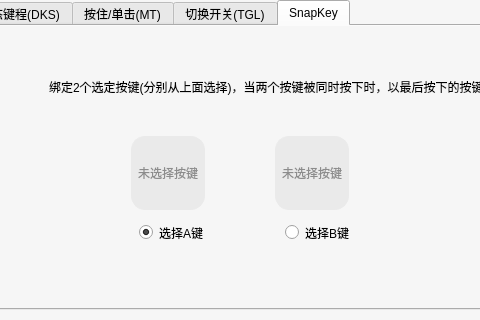
First picture: the form in FrameKeySetting.ui, repository wlffeng2008/AkkoStudio, before the edit; both pictures show x 257 to 737 and y 574 to 894 of the 1126 by 894 pixel window.
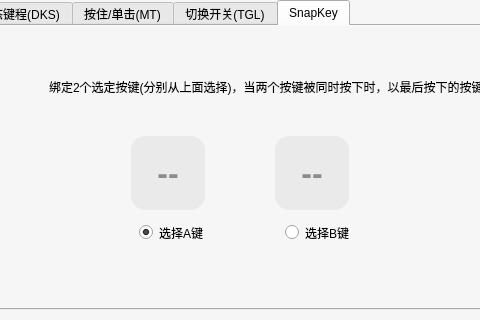
Second picture: the form after the edit. The open tabs and pages were chosen to show the change. Icons and pictures are not drawn. Custom widgets are drawn as their Qt base class.

The edit to the form file:
```diff
--- a/FrameKeySetting.ui
+++ b/FrameKeySetting.ui
@@ -10,6 +10,11 @@
     <height>894</height>
    </rect>
   </property>
+  <property name="font">
+   <font>
+    <bold>false</bold>
+   </font>
+  </property>
   <property name="windowTitle">
    <string>Frame</string>
   </property>
@@ -1764,11 +1769,20 @@
                   <height>74</height>
                  </rect>
                 </property>
+                <property name="font">
+                 <font>
+                  <pointsize>24</pointsize>
+                  <bold>true</bold>
+                 </font>
+                </property>
+                <property name="cursor">
+                 <cursorShape>PointingHandCursor</cursorShape>
+                </property>
                 <property name="styleSheet">
                  <string notr="true">width:72px; height:72px;</string>
                 </property>
                 <property name="text">
-                 <string>未选择按键</string>
+                 <string notr="true">--</string>
                 </property>
                 <property name="checkable">
                  <bool>false</bool>
@@ -1789,11 +1803,20 @@
                   <height>74</height>
                  </rect>
                 </property>
+                <property name="font">
+                 <font>
+                  <pointsize>24</pointsize>
+                  <bold>true</bold>
+                 </font>
+                </property>
+                <property name="cursor">
+                 <cursorShape>PointingHandCursor</cursorShape>
+                </property>
                 <property name="styleSheet">
                  <string notr="true">width:72px; height:72px;</string>
                 </property>
                 <property name="text">
-                 <string>未选择按键</string>
+                 <string notr="true">--</string>
                 </property>
                 <property name="checkable">
                  <bool>false</bool>
```
Left out of the diff: 51 changed lines with no effect on the pictures.
